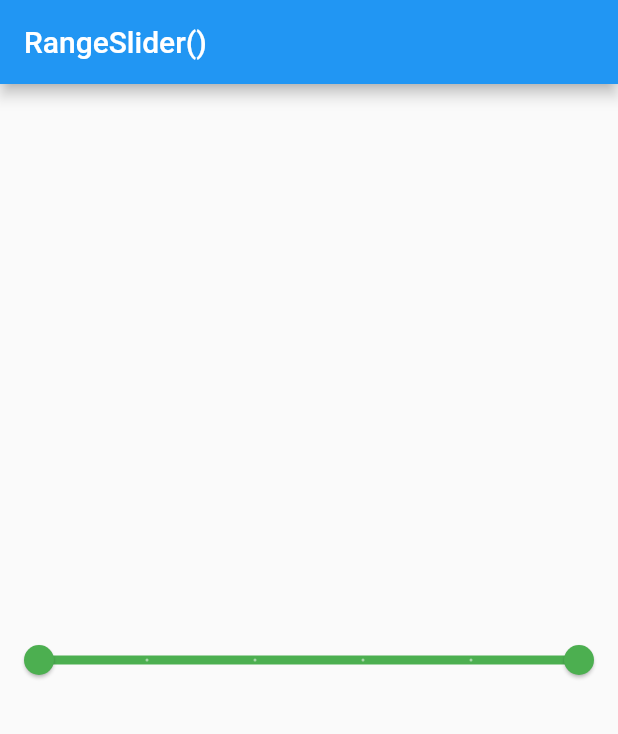
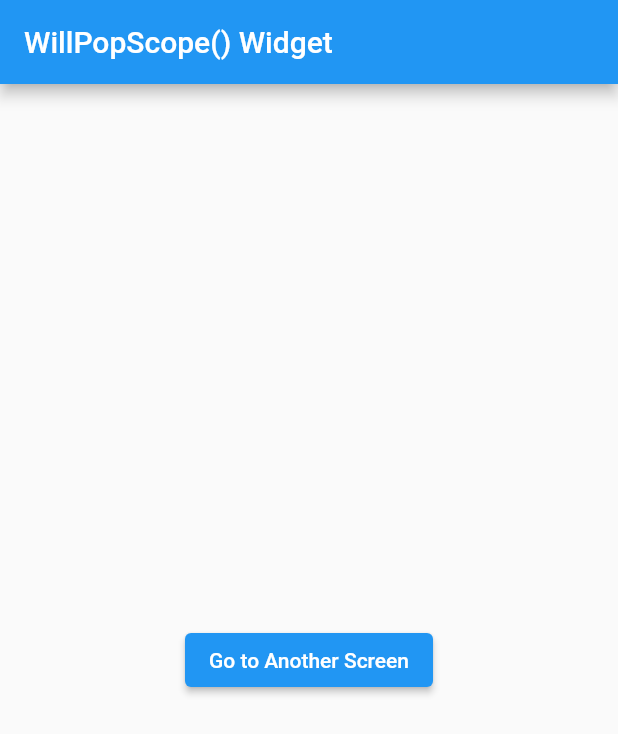
Before and after one commit to partho-debnath/flutter, a Flutter app: the screen it shows after launch, on a phone screen of 412 x 824 dp. Shown: the top 734 px of the screen. Run offline on Flutter 3.47's test engine with Material 2 defaults, Android fonts, the phone set to English and light mode, and no system bars.

Commit message:
add WillPopScope() Widget, Which prevent user to go the previous screen using device back switch.

```diff
--- a/lib/screens/home_screen.dart
+++ b/lib/screens/home_screen.dart
@@ -1,6 +1,6 @@
 import 'package:flutter/material.dart';
 
-import '../widgets/rangeslider.dart';
+import '../widgets/willpopscope_widget.dart';
 
 class HomeScreen extends StatelessWidget {
   const HomeScreen({Key? key}) : super(key: key);
@@ -9,9 +9,9 @@ class HomeScreen extends StatelessWidget {
   Widget build(BuildContext context) {
     return Scaffold(
       appBar: AppBar(
-        title: const Text('RangeSlider()'),
+        title: const Text('WillPopScope() Widget'),
       ),
-      body: const MyRangeSlider(),
+      body: const MyWillPopScope(),
     );
   }
 }
--- /dev/null
+++ b/lib/widgets/willpopscope_widget.dart
@@ -0,0 +1,50 @@
+import 'package:flutter/material.dart';
+
+class MyWillPopScope extends StatelessWidget {
+  const MyWillPopScope({super.key});
+
+  @override
+  Widget build(BuildContext context) {
+    return Center(
+      child: ElevatedButton(
+        onPressed: () {
+          Navigator.of(context).push(
+            MaterialPageRoute(builder: (cntxt) => const AnotherScreen()),
+          );
+        },
+        child: const Text('Go to Another Screen'),
+      ),
+    );
+  }
+}
+
+class AnotherScreen extends StatelessWidget {
+  const AnotherScreen({super.key});
+
+  @override
+  Widget build(BuildContext context) {
+    /// when onWillPop return false, than user can not go back the
+    ///  previous screen using device back button
+    return WillPopScope(
+      onWillPop: () {
+        return Future.value(false);
+      },
+      child: Scaffold(
+        appBar: AppBar(
+          leading: IconButton(
+            onPressed: () {
+              Navigator.pop(context);
+            },
+            icon: const Icon(Icons.arrow_back),
+          ),
+          backgroundColor: Colors.purple,
+          title: const Text('Another Screen'),
+        ),
+        body: const Center(
+          child: Text(
+              'This is Another Screen. Go back the previous screen using top left button'),
+        ),
+      ),
+    );
+  }
+}
```
Also changed, not shown: 1 other file.
